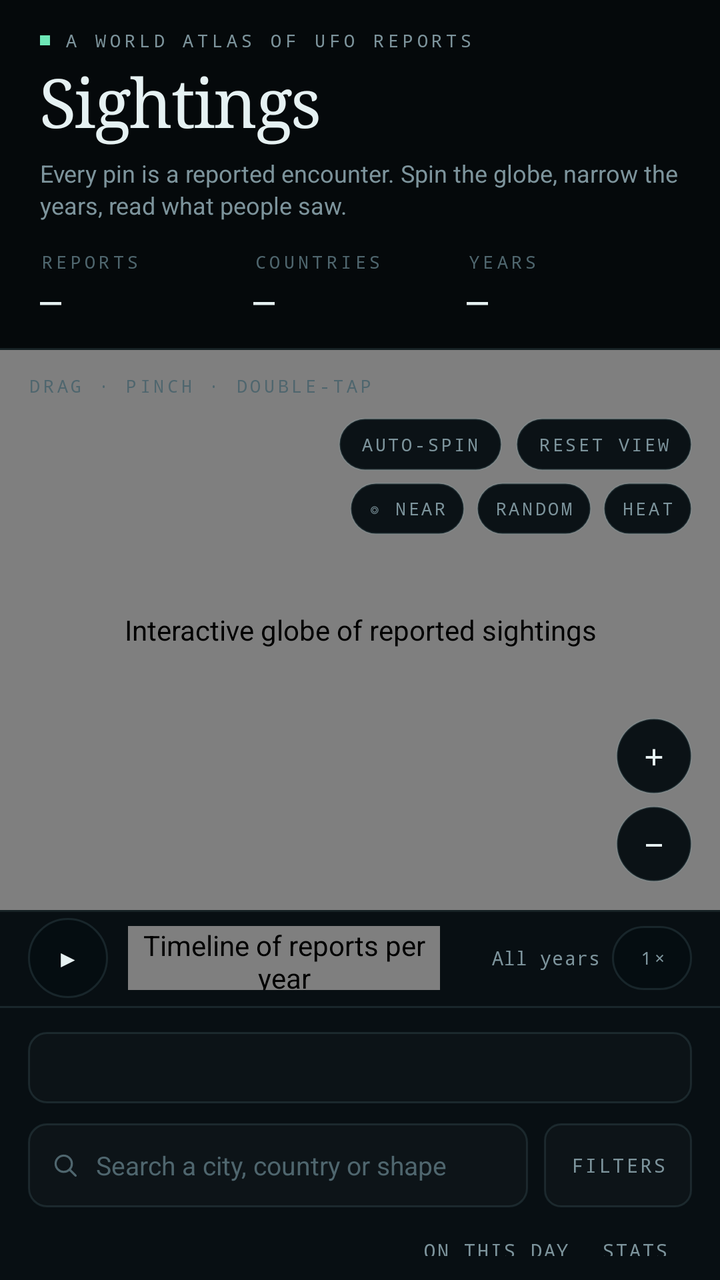
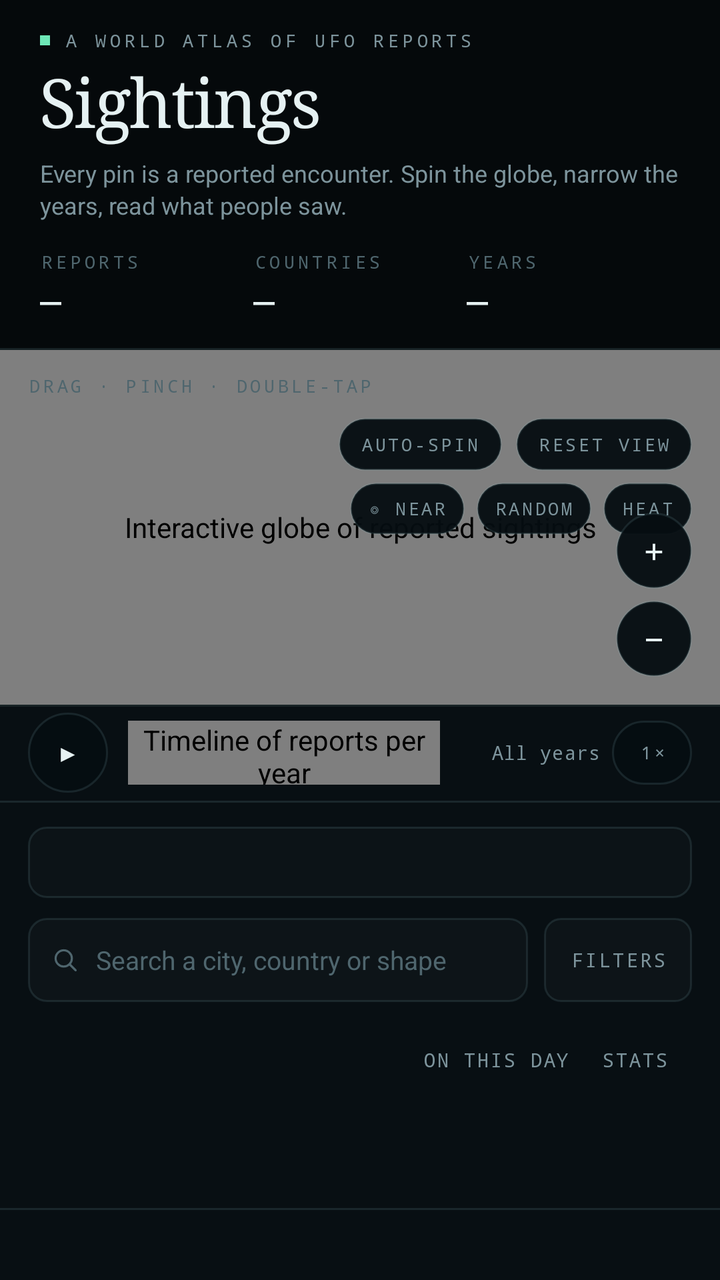

Two renders of the same Android screen: before a commit and after it. Below are the layout's source before the change and the commit's diff.
<!-- AndroidManifest.xml: activity theme AppTheme -->
<!-- res/layout/activity_main.xml -->
<?xml version="1.0" encoding="utf-8"?>
<LinearLayout xmlns:android="http://schemas.android.com/apk/res/android"
    android:id="@+id/appRoot"
    android:layout_width="match_parent"
    android:layout_height="match_parent"
    android:background="@color/bg"
    android:orientation="vertical">

    <LinearLayout
        android:id="@+id/header"
        android:layout_width="match_parent"
        android:layout_height="wrap_content"
        android:orientation="vertical"
        android:paddingStart="20dp"
        android:paddingTop="14dp"
        android:paddingEnd="20dp"
        android:paddingBottom="13dp">

        <LinearLayout
            android:layout_width="wrap_content"
            android:layout_height="wrap_content"
            android:gravity="center_vertical"
            android:orientation="horizontal">

            <View
                android:id="@+id/kickerDot"
                android:layout_width="5dp"
                android:layout_height="5dp"
                android:background="@color/mint" />

            <TextView
                android:layout_width="wrap_content"
                android:layout_height="wrap_content"
                android:layout_marginStart="7dp"
                android:fontFamily="monospace"
                android:letterSpacing="0.22"
                android:text="@string/kicker"
                android:textAllCaps="true"
                android:textColor="@color/muted"
                android:textSize="9sp" />
        </LinearLayout>

        <TextView
            android:id="@+id/brandTitle"
            android:layout_width="wrap_content"
            android:layout_height="wrap_content"
            android:layout_marginTop="6dp"
            android:fontFamily="serif"
            android:includeFontPadding="false"
            android:letterSpacing="-0.025"
            android:text="@string/brand_plain"
            android:textColor="@color/text"
            android:textSize="34sp" />

        <TextView
            android:id="@+id/tagline"
            android:layout_width="match_parent"
            android:layout_height="wrap_content"
            android:layout_marginTop="6dp"
            android:lineSpacingExtra="2dp"
            android:text="@string/tagline"
            android:textColor="@color/muted"
            android:textSize="12sp" />

        <LinearLayout
            android:layout_width="match_parent"
            android:layout_height="wrap_content"
            android:layout_marginTop="14dp"
            android:orientation="horizontal">

            <LinearLayout
                android:layout_width="0dp"
                android:layout_height="wrap_content"
                android:layout_weight="1"
                android:orientation="vertical">

                <TextView
                    style="@style/MonoLabel"
                    android:layout_width="wrap_content"
                    android:layout_height="wrap_content"
                    android:text="@string/stat_reports" />

                <TextView
                    android:id="@+id/statReports"
                    style="@style/StatValue"
                    android:layout_width="wrap_content"
                    android:layout_height="wrap_content"
                    android:layout_marginTop="3dp"
                    android:text="—" />
            </LinearLayout>

            <LinearLayout
                android:layout_width="0dp"
                android:layout_height="wrap_content"
                android:layout_weight="1"
                android:orientation="vertical">

                <TextView
                    style="@style/MonoLabel"
                    android:layout_width="wrap_content"
                    android:layout_height="wrap_content"
                    android:text="@string/stat_countries" />

                <TextView
                    android:id="@+id/statCountries"
                    style="@style/StatValue"
                    android:layout_width="wrap_content"
                    android:layout_height="wrap_content"
                    android:layout_marginTop="3dp"
                    android:text="—" />
            </LinearLayout>

            <LinearLayout
                android:layout_width="0dp"
                android:layout_height="wrap_content"
                android:layout_weight="1"
                android:orientation="vertical">

                <TextView
                    style="@style/MonoLabel"
                    android:layout_width="wrap_content"
                    android:layout_height="wrap_content"
                    android:text="@string/stat_years" />

                <TextView
                    android:id="@+id/statYears"
                    style="@style/StatValue"
                    android:layout_width="wrap_content"
                    android:layout_height="wrap_content"
                    android:layout_marginTop="3dp"
                    android:text="—" />
            </LinearLayout>
        </LinearLayout>
    </LinearLayout>

    <View
        android:layout_width="match_parent"
        android:layout_height="1dp"
        android:background="@color/line" />

    <LinearLayout
        android:id="@+id/content"
        android:layout_width="match_parent"
        android:layout_height="0dp"
        android:layout_weight="1"
        android:orientation="vertical">

        <FrameLayout
            android:id="@+id/globeContainer"
            android:layout_width="match_parent"
            android:layout_height="280dp"
            android:background="@color/bg2">

            <com.sightings.atlas.ui.GlobeView
                android:id="@+id/globe"
                android:layout_width="match_parent"
                android:layout_height="match_parent"
                android:contentDescription="@string/globe_desc" />

            <TextView
                android:id="@+id/rotateHint"
                android:layout_width="wrap_content"
                android:layout_height="wrap_content"
                android:layout_gravity="top|start"
                android:layout_marginStart="14dp"
                android:layout_marginTop="12dp"
                android:fontFamily="monospace"
                android:letterSpacing="0.18"
                android:text="@string/globe_hint"
                android:textAllCaps="true"
                android:textColor="@color/dim"
                android:textSize="8.5sp" />

            <TextView
                android:id="@+id/viewReadout"
                android:layout_width="190dp"
                android:layout_height="wrap_content"
                android:layout_gravity="top|start"
                android:layout_marginStart="14dp"
                android:layout_marginTop="28dp"
                android:fontFamily="monospace"
                android:letterSpacing="0.1"
                android:textColor="@color/mint"
                android:textSize="8sp" />

            <TextView
                android:id="@+id/plottedLabel"
                android:layout_width="wrap_content"
                android:layout_height="wrap_content"
                android:layout_gravity="top|end"
                android:layout_marginTop="12dp"
                android:layout_marginEnd="14dp"
                android:fontFamily="monospace"
                android:letterSpacing="0.18"
                android:textAllCaps="true"
                android:textColor="@color/muted"
                android:textSize="9sp" />

            <LinearLayout
                android:id="@+id/globeButtons"
                android:layout_width="wrap_content"
                android:layout_height="wrap_content"
                android:layout_gravity="top|end"
                android:layout_marginTop="34dp"
                android:layout_marginEnd="14dp"
                android:gravity="end"
                android:orientation="vertical">

                <LinearLayout
                    android:layout_width="wrap_content"
                    android:layout_height="wrap_content"
                    android:orientation="horizontal">

                    <TextView
                        android:id="@+id/autoSpin"
                        style="@style/CtrlPill"
                        android:layout_width="wrap_content"
                        android:layout_height="wrap_content"
                        android:text="@string/auto_spin" />

                    <TextView
                        android:id="@+id/resetView"
                        style="@style/CtrlPill"
                        android:layout_width="wrap_content"
                        android:layout_height="wrap_content"
                        android:layout_marginStart="7dp"
                        android:text="@string/reset_view" />
                </LinearLayout>

                <LinearLayout
                    android:layout_width="wrap_content"
                    android:layout_height="wrap_content"
                    android:layout_marginTop="6dp"
                    android:orientation="horizontal">

                    <TextView
                        android:id="@+id/nearMe"
                        style="@style/CtrlPill"
                        android:layout_width="wrap_content"
                        android:layout_height="wrap_content"
                        android:paddingStart="9dp"
                        android:paddingEnd="9dp"
                        android:text="@string/near_button"
                        android:textSize="8.5sp" />

                    <TextView
                        android:id="@+id/surprise"
                        style="@style/CtrlPill"
                        android:layout_width="wrap_content"
                        android:layout_height="wrap_content"
                        android:layout_marginStart="6dp"
                        android:paddingStart="9dp"
                        android:paddingEnd="9dp"
                        android:text="@string/surprise"
                        android:textSize="8.5sp" />

                    <TextView
                        android:id="@+id/heatToggle"
                        style="@style/CtrlPill"
                        android:layout_width="wrap_content"
                        android:layout_height="wrap_content"
                        android:layout_marginStart="6dp"
                        android:paddingStart="9dp"
                        android:paddingEnd="9dp"
                        android:text="@string/heat"
                        android:textSize="8.5sp" />
                </LinearLayout>
            </LinearLayout>

            <TextView
                android:id="@+id/mapCredit"
                android:layout_width="wrap_content"
                android:layout_height="wrap_content"
                android:layout_gravity="bottom|start"
                android:layout_marginStart="14dp"
                android:layout_marginBottom="62dp"
                android:background="@drawable/bg_credit"
                android:fontFamily="monospace"
                android:letterSpacing="0.04"
                android:paddingStart="6dp"
                android:paddingTop="3dp"
                android:paddingEnd="6dp"
                android:paddingBottom="3dp"
                android:text="@string/map_credit"
                android:textColor="@color/muted"
                android:textSize="8sp"
                android:visibility="gone" />

            <HorizontalScrollView
                android:id="@+id/legendScroll"
                android:layout_width="match_parent"
                android:layout_height="wrap_content"
                android:layout_gravity="bottom|start"
                android:layout_marginStart="14dp"
                android:layout_marginEnd="66dp"
                android:layout_marginBottom="14dp"
                android:overScrollMode="never"
                android:scrollbars="none">

                <LinearLayout
                    android:id="@+id/legend"
                    android:layout_width="wrap_content"
                    android:layout_height="wrap_content"
                    android:orientation="horizontal" />
            </HorizontalScrollView>

            <LinearLayout
                android:id="@+id/zoomControls"
                android:layout_width="wrap_content"
                android:layout_height="wrap_content"
                android:layout_gravity="bottom|end"
                android:layout_marginEnd="14dp"
                android:layout_marginBottom="14dp"
                android:orientation="vertical">

                <TextView
                    android:id="@+id/zoomIn"
                    android:layout_width="38dp"
                    android:layout_height="38dp"
                    android:background="@drawable/bg_ctrl"
                    android:contentDescription="@string/zoom_in"
                    android:fontFamily="monospace"
                    android:gravity="center"
                    android:text="+"
                    android:textColor="@color/text"
                    android:textSize="18sp" />

                <TextView
                    android:id="@+id/zoomOut"
                    android:layout_width="38dp"
                    android:layout_height="38dp"
                    android:layout_marginTop="6dp"
                    android:background="@drawable/bg_ctrl"
                    android:contentDescription="@string/zoom_out"
                    android:fontFamily="monospace"
                    android:gravity="center"
                    android:text="−"
                    android:textColor="@color/text"
                    android:textSize="18sp" />
            </LinearLayout>
        </FrameLayout>

        <LinearLayout
            android:id="@+id/timelineBar"
            android:layout_width="match_parent"
            android:layout_height="48dp"
            android:background="@drawable/bg_timeline"
            android:gravity="center_vertical"
            android:orientation="horizontal"
            android:paddingStart="14dp"
            android:paddingEnd="14dp">

            <TextView
                android:id="@+id/timelinePlay"
                android:layout_width="40dp"
                android:layout_height="40dp"
                android:background="@drawable/bg_ctrl"
                android:contentDescription="@string/timeline_play"
                android:fontFamily="monospace"
                android:gravity="center"
                android:text="▶"
                android:textColor="@color/text"
                android:textSize="12sp" />

            <com.sightings.atlas.ui.TimelineView
                android:id="@+id/timeline"
                android:layout_width="0dp"
                android:layout_height="32dp"
                android:layout_marginStart="10dp"
                android:layout_weight="1"
                android:contentDescription="@string/timeline_desc" />

            <TextView
                android:id="@+id/timelineYear"
                android:layout_width="78dp"
                android:layout_height="40dp"
                android:layout_marginStart="4dp"
                android:background="?attr/selectableItemBackground"
                android:clickable="true"
                android:focusable="true"
                android:fontFamily="monospace"
                android:gravity="center|end"
                android:letterSpacing="0.04"
                android:paddingStart="4dp"
                android:paddingEnd="2dp"
                android:text="@string/timeline_all"
                android:contentDescription="@string/timeline_all"
                android:textColor="@color/muted"
                android:textSize="9.5sp" />

            <TextView
                android:id="@+id/timelineSpeed"
                style="@style/CtrlPill"
                android:layout_width="wrap_content"
                android:layout_height="wrap_content"
                android:layout_marginStart="4dp"
                android:contentDescription="@string/timeline_speed_desc"
                android:gravity="center"
                android:minHeight="32dp"
                android:minWidth="40dp"
                android:paddingStart="9dp"
                android:paddingTop="5dp"
                android:paddingEnd="9dp"
                android:paddingBottom="5dp"
                android:text="@string/speed_1x"
                android:textSize="9sp" />
        </LinearLayout>

        <LinearLayout
            android:id="@+id/panel"
            android:layout_width="match_parent"
            android:layout_height="0dp"
            android:layout_weight="1"
            android:background="@color/panel"
            android:orientation="vertical">

            <View
                android:layout_width="match_parent"
                android:layout_height="1dp"
                android:background="@color/line" />

            <LinearLayout
                android:id="@+id/tabs"
                android:layout_width="match_parent"
                android:layout_height="wrap_content"
                android:layout_marginStart="14dp"
                android:layout_marginTop="12dp"
                android:layout_marginEnd="14dp"
                android:background="@drawable/bg_tabs"
                android:orientation="horizontal"
                android:padding="3dp">

                <TextView
                    android:id="@+id/tabReports"
                    style="@style/Tab"
                    android:layout_width="0dp"
                    android:layout_height="wrap_content"
                    android:layout_weight="1" />

                <TextView
                    android:id="@+id/tabVideos"
                    style="@style/Tab"
                    android:layout_width="0dp"
                    android:layout_height="wrap_content"
                    android:layout_weight="1" />

                <TextView
                    android:id="@+id/tabSocial"
                    style="@style/Tab"
                    android:layout_width="0dp"
                    android:layout_height="wrap_content"
                    android:layout_weight="1" />
            </LinearLayout>

            <LinearLayout
                android:layout_width="match_parent"
                android:layout_height="wrap_content"
                android:layout_marginStart="14dp"
                android:layout_marginTop="10dp"
                android:layout_marginEnd="14dp"
                android:gravity="center_vertical"
                android:orientation="horizontal">

                <LinearLayout
                    android:layout_width="0dp"
                    android:layout_height="42dp"
                    android:layout_weight="1"
                    android:background="@drawable/bg_search"
                    android:gravity="center_vertical"
                    android:orientation="horizontal"
                    android:paddingStart="11dp"
                    android:paddingEnd="11dp">

                    <ImageView
                        android:layout_width="15dp"
                        android:layout_height="15dp"
                        android:contentDescription="@null"
                        android:src="@drawable/ic_search" />

                    <EditText
                        android:id="@+id/searchInput"
                        android:layout_width="0dp"
                        android:layout_height="wrap_content"
                        android:layout_marginStart="8dp"
                        android:layout_weight="1"
                        android:background="@null"
                        android:hint="@string/search_hint"
                        android:imeOptions="actionSearch"
                        android:inputType="text"
                        android:maxLines="1"
                        android:paddingTop="10dp"
                        android:paddingBottom="10dp"
                        android:singleLine="true"
                        android:textColor="@color/text"
                        android:textColorHint="@color/dim"
                        android:textSize="13sp" />
                </LinearLayout>

                <TextView
                    android:id="@+id/filtersButton"
                    android:layout_width="wrap_content"
                    android:layout_height="42dp"
                    android:layout_marginStart="8dp"
                    android:background="@drawable/bg_field"
                    android:fontFamily="monospace"
                    android:gravity="center"
                    android:letterSpacing="0.12"
                    android:paddingStart="13dp"
                    android:paddingEnd="13dp"
                    android:text="@string/filters"
                    android:textAllCaps="true"
                    android:textColor="@color/muted"
                    android:textSize="9.5sp" />
            </LinearLayout>

            <LinearLayout
                android:layout_width="match_parent"
                android:layout_height="wrap_content"
                android:gravity="center_vertical"
                android:orientation="horizontal"
                android:paddingStart="20dp"
                android:paddingTop="11dp"
                android:paddingEnd="20dp"
                android:paddingBottom="8dp">

                <TextView
                    android:id="@+id/resultCount"
                    android:layout_width="0dp"
                    android:layout_height="wrap_content"
                    android:layout_weight="1"
                    android:fontFamily="monospace"
                    android:letterSpacing="0.14"
                    android:textAllCaps="true"
                    android:textColor="@color/muted"
                    android:textSize="9.5sp" />

                <TextView
                    android:id="@+id/onThisDay"
                    android:layout_width="wrap_content"
                    android:layout_height="wrap_content"
                    android:background="?attr/selectableItemBackground"
                    android:fontFamily="monospace"
                    android:gravity="center"
                    android:letterSpacing="0.1"
                    android:minHeight="36dp"
                    android:paddingStart="6dp"
                    android:paddingTop="4dp"
                    android:paddingEnd="6dp"
                    android:paddingBottom="4dp"
                    android:text="@string/on_this_day"
                    android:textAllCaps="true"
                    android:textColor="@color/muted"
                    android:textSize="9.5sp" />

                <TextView
                    android:id="@+id/statsButton"
                    android:layout_width="wrap_content"
                    android:layout_height="wrap_content"
                    android:layout_marginStart="4dp"
                    android:background="?attr/selectableItemBackground"
                    android:fontFamily="monospace"
                    android:gravity="center"
                    android:letterSpacing="0.1"
                    android:minHeight="36dp"
                    android:paddingStart="6dp"
                    android:paddingTop="4dp"
                    android:paddingEnd="6dp"
                    android:paddingBottom="4dp"
                    android:text="@string/stats"
                    android:textAllCaps="true"
                    android:textColor="@color/muted"
                    android:textSize="9.5sp" />

                <TextView
                    android:id="@+id/clearFilters"
                    android:layout_marginStart="4dp"
                    android:layout_width="wrap_content"
                    android:layout_height="wrap_content"
                    android:background="?attr/selectableItemBackground"
                    android:fontFamily="monospace"
                    android:gravity="center"
                    android:letterSpacing="0.1"
                    android:minHeight="36dp"
                    android:paddingStart="6dp"
                    android:paddingTop="4dp"
                    android:paddingEnd="6dp"
                    android:paddingBottom="4dp"
                    android:text="@string/clear_filters"
                    android:textAllCaps="true"
                    android:textColor="@color/mint"
                    android:textSize="9.5sp"
                    android:visibility="gone" />
            </LinearLayout>

            <FrameLayout
                android:layout_width="match_parent"
                android:layout_height="0dp"
                android:layout_weight="1">

                <androidx.recyclerview.widget.RecyclerView
                    android:id="@+id/list"
                    android:layout_width="match_parent"
                    android:layout_height="match_parent"
                    android:clipToPadding="false"
                    android:overScrollMode="never"
                    android:paddingStart="10dp"
                    android:paddingEnd="10dp"
                    android:paddingBottom="8dp"
                    android:scrollbars="none" />

                <TextView
                    android:id="@+id/emptyLabel"
                    android:layout_width="match_parent"
                    android:layout_height="wrap_content"
                    android:layout_gravity="center"
                    android:gravity="center"
                    android:lineSpacingExtra="3dp"
                    android:padding="24dp"
                    android:text="@string/empty"
                    android:textColor="@color/muted"
                    android:textSize="12.5sp"
                    android:visibility="gone" />

                <TextView
                    android:id="@+id/loadingLabel"
                    android:layout_width="match_parent"
                    android:layout_height="wrap_content"
                    android:layout_gravity="center"
                    android:fontFamily="monospace"
                    android:gravity="center"
                    android:letterSpacing="0.1"
                    android:text="@string/loading"
                    android:textColor="@color/dim"
                    android:textSize="11sp"
                    android:visibility="gone" />
            </FrameLayout>

            <TextView
                android:id="@+id/moreButton"
                android:layout_width="match_parent"
                android:layout_height="wrap_content"
                android:layout_marginStart="20dp"
                android:layout_marginEnd="20dp"
                android:layout_marginBottom="8dp"
                android:background="@drawable/bg_more"
                android:fontFamily="monospace"
                android:gravity="center"
                android:letterSpacing="0.12"
                android:paddingTop="9dp"
                android:paddingBottom="9dp"
                android:text="@string/show_more"
                android:textAllCaps="true"
                android:textColor="@color/muted"
                android:textSize="9.5sp"
                android:visibility="gone" />

            <View
                android:layout_width="match_parent"
                android:layout_height="1dp"
                android:background="@color/line" />

            <TextView
                android:id="@+id/source"
                android:layout_width="match_parent"
                android:layout_height="wrap_content"
                android:lineSpacingExtra="2dp"
                android:paddingStart="20dp"
                android:paddingTop="10dp"
                android:paddingEnd="20dp"
                android:paddingBottom="12dp"
                android:textColor="@color/dim"
                android:textSize="9.5sp" />
        </LinearLayout>
    </LinearLayout>
</LinearLayout>
<!-- resources referenced by this layout -->
<resources>
  <color name="bg">#05090B</color>
  <color name="bg2">#070D10</color>
  <color name="dim">#4F666E</color>
  <color name="line">#2194C5D0</color>
  <color name="mint">#6EE7B7</color>
  <color name="muted">#7D949C</color>
  <color name="panel">#080F13</color>
  <color name="text">#E6F1F2</color>
  <!-- drawable bg_credit (drawable) -->
  <?xml version="1.0" encoding="utf-8"?>
  <shape xmlns:android="http://schemas.android.com/apk/res/android" android:shape="rectangle">
      <corners android:radius="4dp" />
      <solid android:color="#D9050D11" />
      <stroke android:width="1dp" android:color="#334A6E6E" />
  </shape>
  <!-- drawable bg_field (drawable) -->
  <?xml version="1.0" encoding="utf-8"?>
  <shape xmlns:android="http://schemas.android.com/apk/res/android" android:shape="rectangle">
      <corners android:radius="8dp" />
      <solid android:color="#05FFFFFF" />
      <stroke android:width="1dp" android:color="@color/line" />
  </shape>
  <!-- drawable bg_more (drawable) -->
  <?xml version="1.0" encoding="utf-8"?>
  <shape xmlns:android="http://schemas.android.com/apk/res/android" android:shape="rectangle">
      <corners android:radius="8dp" />
      <solid android:color="#00000000" />
      <stroke android:width="1dp" android:color="@color/line" />
  </shape>
  <!-- drawable bg_tabs (drawable) -->
  <?xml version="1.0" encoding="utf-8"?>
  <shape xmlns:android="http://schemas.android.com/apk/res/android" android:shape="rectangle">
      <corners android:radius="9dp" />
      <solid android:color="#04FFFFFF" />
      <stroke android:width="1dp" android:color="@color/line" />
  </shape>
  <string name="auto_spin">Auto-spin</string>
  <string name="brand_plain">Sightings</string>
  <string name="clear_filters">Clear filters</string>
  <string name="empty">Nothing matches those filters. Try widening the years.</string>
  <string name="filters">Filters</string>
  <string name="globe_desc">Interactive globe of reported sightings</string>
  <string name="globe_hint">Drag · pinch · double-tap</string>
  <string name="heat">Heat</string>
  <string name="kicker">A world atlas of UFO reports</string>
  <string name="loading">Loading the atlas…</string>
  <string name="map_credit">© OpenStreetMap contributors</string>
  <string name="near_button">◎ Near</string>
  <string name="on_this_day">On this day</string>
  <string name="reset_view">Reset view</string>
  <string name="search_hint">Search a city, country or shape</string>
  <string name="show_more">Show 200 more</string>
  <string name="speed_1x">1×</string>
  <string name="stat_countries">Countries</string>
  <string name="stat_reports">Reports</string>
  <string name="stat_years">Years</string>
  <string name="stats">Stats</string>
  <string name="surprise">Random</string>
  <string name="tagline">Every pin is a reported encounter. Spin the globe, narrow the years, read what people saw.</string>
  <string name="timeline_all">All years</string>
  <string name="timeline_desc">Timeline of reports per year</string>
  <string name="timeline_play">Play timeline</string>
  <string name="timeline_speed_desc">Playback speed</string>
  <string name="zoom_in">Zoom in</string>
  <string name="zoom_out">Zoom out</string>
  <style name="MonoLabel">
          <item name="android:fontFamily">monospace</item>
          <item name="android:textSize">9sp</item>
          <item name="android:letterSpacing">0.2</item>
          <item name="android:textAllCaps">true</item>
          <item name="android:textColor">@color/dim</item>
      </style>
  <style name="StatValue">
          <item name="android:fontFamily">monospace</item>
          <item name="android:textSize">18sp</item>
          <item name="android:textColor">@color/text</item>
          <item name="android:includeFontPadding">false</item>
      </style>
  <!-- unchanged entries left out for length: 7 -->
</resources>

<!-- the commit's change to res/layout/activity_main.xml (unified diff, before → after) -->
@@ -148,7 +148,8 @@
         <FrameLayout
             android:id="@+id/globeContainer"
             android:layout_width="match_parent"
-            android:layout_height="280dp"
+            android:layout_height="0dp"
+            android:layout_weight="1"
             android:background="@color/bg2">
 
             <com.sightings.atlas.ui.GlobeView
@@ -410,7 +411,7 @@
             android:id="@+id/panel"
             android:layout_width="match_parent"
             android:layout_height="0dp"
-            android:layout_weight="1"
+            android:layout_weight="1.35"
             android:background="@color/panel"
             android:orientation="vertical">
 
@@ -435,21 +436,24 @@
                     style="@style/Tab"
                     android:layout_width="0dp"
                     android:layout_height="wrap_content"
-                    android:layout_weight="1" />
+                    android:layout_weight="1"
+                    android:maxLines="1" />
 
                 <TextView
                     android:id="@+id/tabVideos"
                     style="@style/Tab"
                     android:layout_width="0dp"
                     android:layout_height="wrap_content"
-                    android:layout_weight="1" />
+                    android:layout_weight="1"
+                    android:maxLines="1" />
 
                 <TextView
                     android:id="@+id/tabSocial"
                     style="@style/Tab"
                     android:layout_width="0dp"
                     android:layout_height="wrap_content"
-                    android:layout_weight="1" />
+                    android:layout_weight="1"
+                    android:maxLines="1" />
             </LinearLayout>
 
             <LinearLayout
